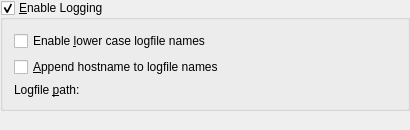
This is src/preferences/log_preferences.ui in KDE/konversation as Qt 5 draws it before an edit. The edited form follows.
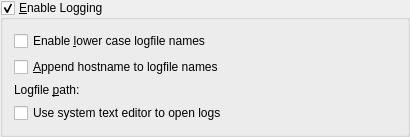
This is the edited form. Custom widgets are drawn as their Qt base class.

Commit message: Add an option to open log files in the system text editor rather than Konvi's build-in log viewer. Patch by Mickey Roberts. Thanks!

The edit to the form file:
```diff
--- a/src/preferences/log_preferences.ui
+++ b/src/preferences/log_preferences.ui
@@ -63,6 +63,13 @@
         </property>
        </widget>
       </item>
+      <item row ="4" column="0">
+       <widget class="QCheckBox" name="kcfg_UseExternalLogViewer" >
+        <property name="text">
+         <string>Use system text editor to open logs</string>
+        </property>
+       </widget>
+      </item>
      </layout>
     </widget>
    </item>
```
Left out of the diff: 1 changed line with no effect on the pictures. The commit also changes 2 other files.
